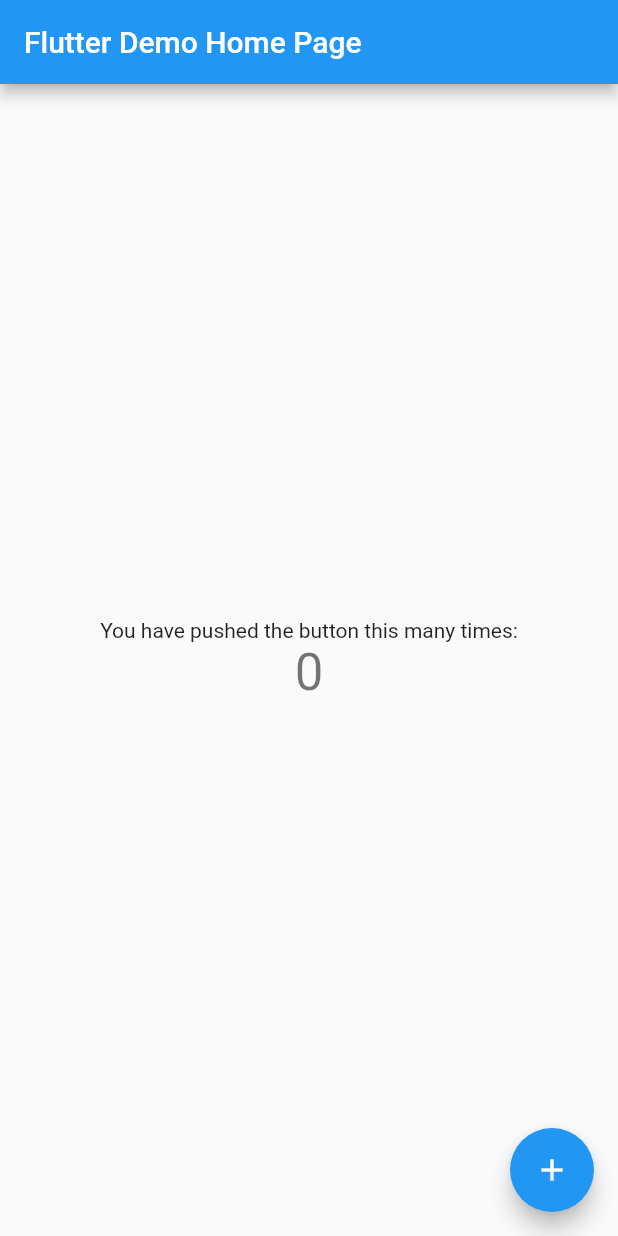
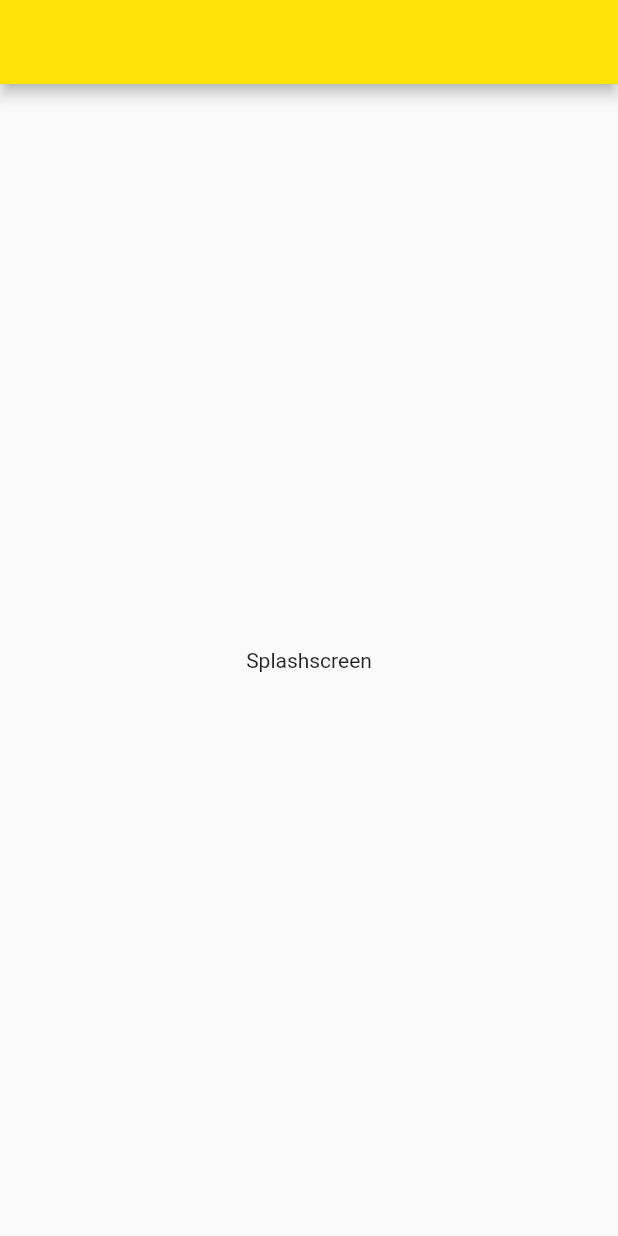
Before and after one commit to yashraut362/ProjectKeeper, a Flutter app: the screen it shows after launch, on a phone screen of 412 x 824 dp. Run offline on Flutter 3.47's test engine with Material 2 defaults, Android fonts, the phone set to English and light mode, and no system bars; our stand-ins replace get.

Commit message:
initial routing

```diff
--- a/lib/main.dart
+++ b/lib/main.dart
@@ -1,4 +1,6 @@
 import 'package:flutter/material.dart';
+import 'package:get/get.dart';
+import 'package:projectskeeper/routes/routes.dart';
 
 void main() {
   runApp(MyApp());
@@ -8,106 +10,15 @@
   // This widget is the root of your application.
   @override
   Widget build(BuildContext context) {
-    return MaterialApp(
-      title: 'Flutter Demo',
+    return GetMaterialApp(
+      debugShowCheckedModeBanner: false,
+      defaultTransition: Transition.rightToLeft,
+      getPages: Routers.route,
+      initialRoute: '/splashscreen',
       theme: ThemeData(
-        // This is the theme of your application.
-        //
-        // Try running your application with "flutter run". You'll see the
-        // application has a blue toolbar. Then, without quitting the app, try
-        // changing the primarySwatch below to Colors.green and then invoke
-        // "hot reload" (press "r" in the console where you ran "flutter run",
-        // or simply save your changes to "hot reload" in a Flutter IDE).
-        // Notice that the counter didn't reset back to zero; the application
-        // is not restarted.
-        primarySwatch: Colors.blue,
+        primaryColor: Color(0xffFFE30A),
+        visualDensity: VisualDensity.adaptivePlatformDensity,
       ),
-      home: MyHomePage(title: 'Flutter Demo Home Page'),
     );
   }
 }
-
-class MyHomePage extends StatefulWidget {
-  MyHomePage({Key key, this.title}) : super(key: key);
-
-  // This widget is the home page of your application. It is stateful, meaning
-  // that it has a State object (defined below) that contains fields that affect
-  // how it looks.
-
-  // This class is the configuration for the state. It holds the values (in this
-  // case the title) provided by the parent (in this case the App widget) and
-  // used by the build method of the State. Fields in a Widget subclass are
-  // always marked "final".
-
-  final String title;
-
-  @override
-  _MyHomePageState createState() => _MyHomePageState();
-}
-
-class _MyHomePageState extends State<MyHomePage> {
-  int _counter = 0;
-
-  void _incrementCounter() {
-    setState(() {
-      // This call to setState tells the Flutter framework that something has
-      // changed in this State, which causes it to rerun the build method below
-      // so that the display can reflect the updated values. If we changed
-      // _counter without calling setState(), then the build method would not be
-      // called again, and so nothing would appear to happen.
-      _counter++;
-    });
-  }
-
-  @override
-  Widget build(BuildContext context) {
-    // This method is rerun every time setState is called, for instance as done
-    // by the _incrementCounter method above.
-    //
-    // The Flutter framework has been optimized to make rerunning build methods
-    // fast, so that you can just rebuild anything that needs updating rather
-    // than having to individually change instances of widgets.
-    return Scaffold(
-      appBar: AppBar(
-        // Here we take the value from the MyHomePage object that was created by
-        // the App.build method, and use it to set our appbar title.
-        title: Text(widget.title),
-      ),
-      body: Center(
-        // Center is a layout widget. It takes a single child and positions it
-        // in the middle of the parent.
-        child: Column(
-          // Column is also a layout widget. It takes a list of children and
-          // arranges them vertically. By default, it sizes itself to fit its
-          // children horizontally, and tries to be as tall as its parent.
-          //
-          // Invoke "debug painting" (press "p" in the console, choose the
-          // "Toggle Debug Paint" action from the Flutter Inspector in Android
-          // Studio, or the "Toggle Debug Paint" command in Visual Studio Code)
-          // to see the wireframe for each widget.
-          //
-          // Column has various properties to control how it sizes itself and
-          // how it positions its children. Here we use mainAxisAlignment to
-          // center the children vertically; the main axis here is the vertical
-          // axis because Columns are vertical (the cross axis would be
-          // horizontal).
-          mainAxisAlignment: MainAxisAlignment.center,
-          children: <Widget>[
-            Text(
-              'You have pushed the button this many times:',
-            ),
-            Text(
-              '$_counter',
-              style: Theme.of(context).textTheme.headline4,
-            ),
-          ],
-        ),
-      ),
-      floatingActionButton: FloatingActionButton(
-        onPressed: _incrementCounter,
-        tooltip: 'Increment',
-        child: Icon(Icons.add),
-      ), // This trailing comma makes auto-formatting nicer for build methods.
-    );
-  }
-}
--- /dev/null
+++ b/lib/routes/routes.dart
@@ -0,0 +1,26 @@
+import 'package:get/get.dart';
+import 'package:projectskeeper/views/homepage.dart';
+import 'package:projectskeeper/views/learn.dart';
+import 'package:projectskeeper/views/projectdetails.dart';
+import 'package:projectskeeper/views/splashscreen.dart';
+
+class Routers {
+  static final route = [
+    GetPage(
+      name: '/splashscreen',
+      page: () => Splashscreen(),
+    ),
+    GetPage(
+      name: '/homepage',
+      page: () => Homepage(),
+    ),
+    GetPage(
+      name: '/projectdetails',
+      page: () => ProjectDetails(),
+    ),
+    GetPage(
+      name: '/learn',
+      page: () => Learn(),
+    ),
+  ];
+}
--- /dev/null
+++ b/lib/views/splashscreen.dart
@@ -0,0 +1,20 @@
+import 'package:flutter/material.dart';
+
+class Splashscreen extends StatefulWidget {
+  @override
+  _SplashscreenState createState() => _SplashscreenState();
+}
+
+class _SplashscreenState extends State<Splashscreen> {
+  @override
+  Widget build(BuildContext context) {
+    return Scaffold(
+      appBar: AppBar(),
+      body: Container(
+        child: Center(
+          child: Text('Splashscreen'),
+        ),
+      ),
+    );
+  }
+}
--- a/pubspec.yaml
+++ b/pubspec.yaml
@@ -28,6 +28,9 @@
   # The following adds the Cupertino Icons font to your application.
   # Use with the CupertinoIcons class for iOS style icons.
   cupertino_icons: ^1.0.2
+  get: ^3.26.0
+  splashscreen: ^1.3.5
+  bottom_navy_bar: ^5.6.0
 
 dev_dependencies:
   flutter_test:
```
Also changed, not shown: lib/views/bottomnavbar.dart (added, +89 -0 lines), lib/views/homepage.dart (added, +20 -0 lines), lib/views/learn.dart (added, +13 -0 lines), lib/views/maps.dart (added, +13 -0 lines), lib/views/projectdetails.dart (added, +20 -0 lines), pubspec.lock.
